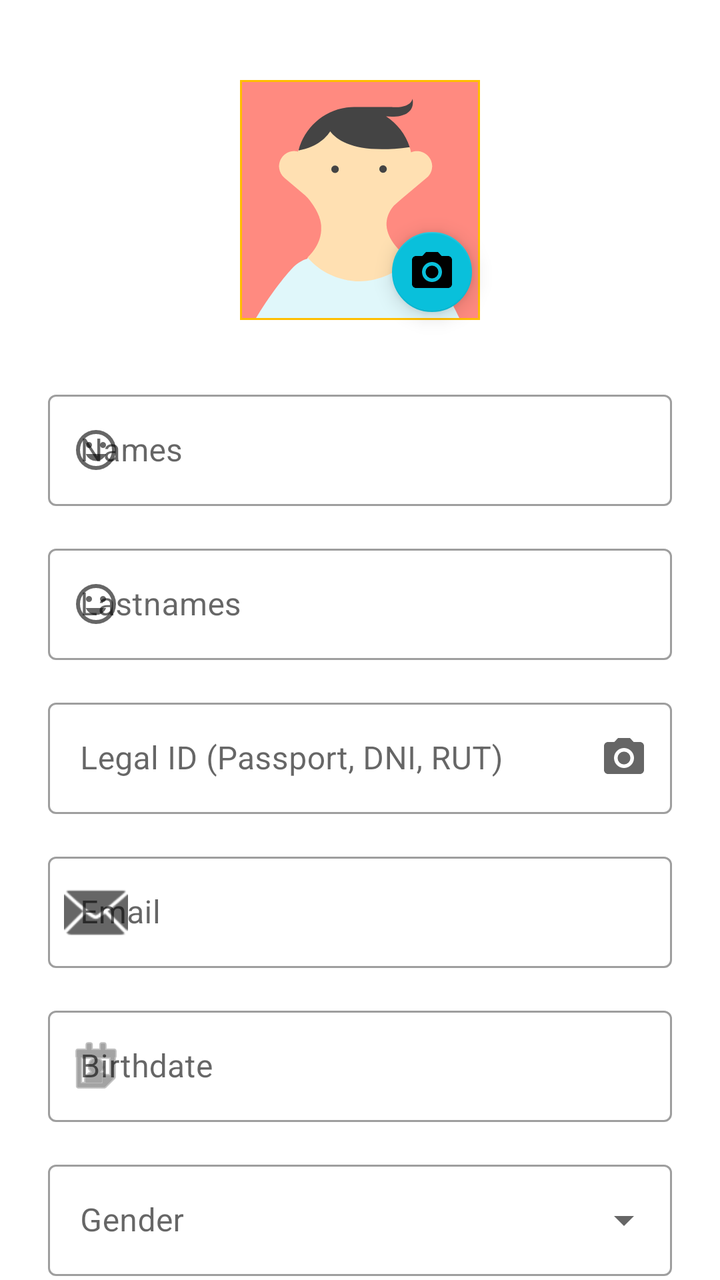
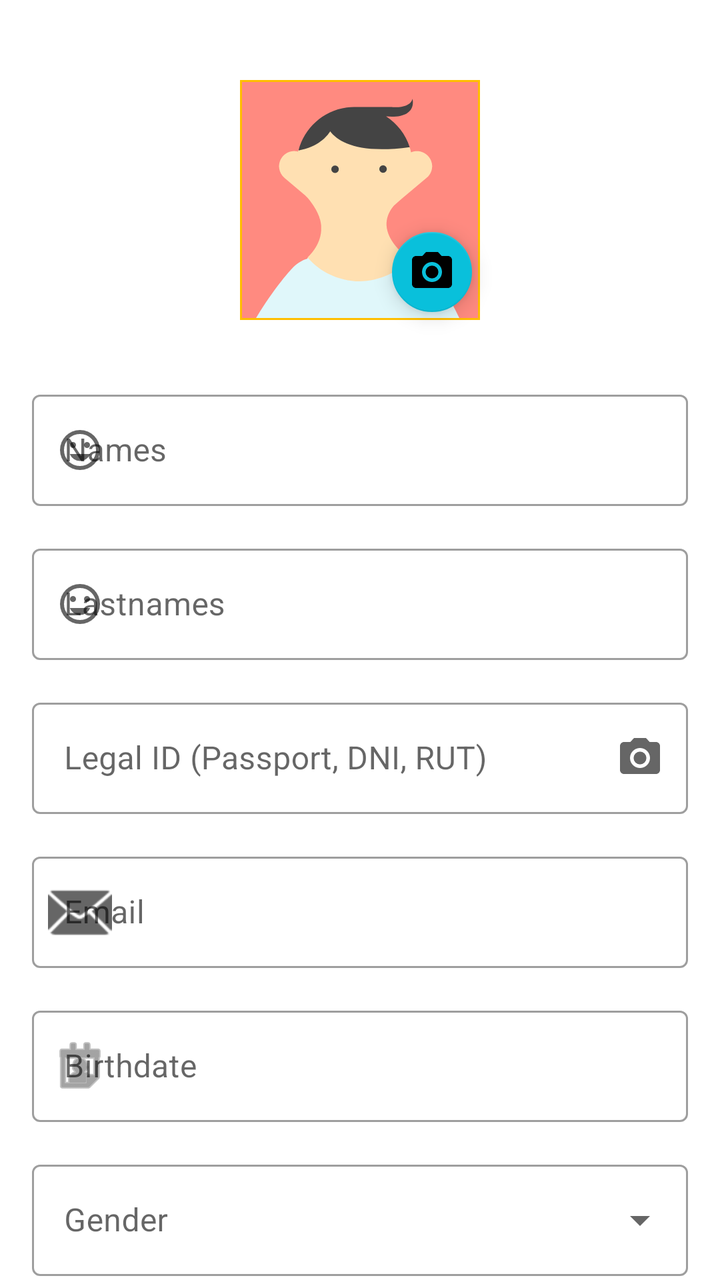

The first picture is an Android layout as it rendered before a commit; the second is the same layout after the commit. The layout source and the unified diff follow.
<!-- AndroidManifest.xml: application theme Theme.QhagoApp -->
<!-- res/layout/fragment_profile.xml -->
<?xml version="1.0" encoding="utf-8"?>
<androidx.core.widget.NestedScrollView xmlns:android="http://schemas.android.com/apk/res/android"
    xmlns:app="http://schemas.android.com/apk/res-auto"
    xmlns:tools="http://schemas.android.com/tools"
    android:layout_width="match_parent"
    android:layout_height="match_parent"
    android:fillViewport="true"
    android:background="?attr/colorSurface">

    <androidx.constraintlayout.widget.ConstraintLayout
        android:layout_width="match_parent"
        android:layout_height="wrap_content"
        android:padding="24dp">

        
        <com.google.android.material.imageview.ShapeableImageView
            android:id="@+id/iv_profile_image"
            android:layout_width="120dp"
            android:layout_height="120dp"
            android:layout_marginTop="16dp"
            android:scaleType="centerCrop"
            app:shapeAppearanceOverlay="@style/ShapeAppearance.MaterialComponents.LargeComponent"
            app:strokeColor="?attr/colorPrimary"
            app:strokeWidth="2dp"
            app:layout_constraintTop_toTopOf="parent"
            app:layout_constraintStart_toStartOf="parent"
            app:layout_constraintEnd_toEndOf="parent"
            android:src="@drawable/avatar_1"
            android:contentDescription="@string/profile_image_content_description" />

        <com.google.android.material.floatingactionbutton.FloatingActionButton
            android:id="@+id/fab_edit_image"
            android:layout_width="wrap_content"
            android:layout_height="wrap_content"
            app:fabSize="mini"
            app:srcCompat="@drawable/ic_camera_black_24dp"
            app:layout_constraintBottom_toBottomOf="@id/iv_profile_image"
            app:layout_constraintEnd_toEndOf="@id/iv_profile_image"
            android:contentDescription="@string/profile_image_content_description" />

        
        <com.google.android.material.textfield.TextInputLayout
            android:id="@+id/til_names"
            style="@style/Widget.MaterialComponents.TextInputLayout.OutlinedBox"
            android:layout_width="match_parent"
            android:layout_height="wrap_content"
            android:layout_marginTop="32dp"
            android:hint="@string/prompt_names"
            app:startIconDrawable="@drawable/ic_profile"
            app:layout_constraintTop_toBottomOf="@id/iv_profile_image">

            <com.google.android.material.textfield.TextInputEditText
                android:id="@+id/et_names"
                android:layout_width="match_parent"
                android:layout_height="wrap_content"
                android:inputType="textPersonName" />
        </com.google.android.material.textfield.TextInputLayout>

        
        <com.google.android.material.textfield.TextInputLayout
            android:id="@+id/til_lastnames"
            style="@style/Widget.MaterialComponents.TextInputLayout.OutlinedBox"
            android:layout_width="match_parent"
            android:layout_height="wrap_content"
            android:layout_marginTop="16dp"
            android:hint="@string/prompt_lastnames"
            app:startIconDrawable="@drawable/ic_profile"
            app:layout_constraintTop_toBottomOf="@id/til_names">

            <com.google.android.material.textfield.TextInputEditText
                android:id="@+id/et_lastnames"
                android:layout_width="match_parent"
                android:layout_height="wrap_content"
                android:inputType="textPersonName" />
        </com.google.android.material.textfield.TextInputLayout>

        
        <com.google.android.material.textfield.TextInputLayout
            android:id="@+id/til_legal_id"
            style="@style/Widget.MaterialComponents.TextInputLayout.OutlinedBox"
            android:layout_width="match_parent"
            android:layout_height="wrap_content"
            android:layout_marginTop="16dp"
            android:hint="@string/prompt_legal_id"
            app:endIconMode="custom"
            app:endIconDrawable="@drawable/ic_camera_black_24dp"
            app:endIconContentDescription="Scan ID"
            app:layout_constraintTop_toBottomOf="@id/til_lastnames">

            <com.google.android.material.textfield.TextInputEditText
                android:id="@+id/et_legal_id"
                android:layout_width="match_parent"
                android:layout_height="wrap_content"
                android:inputType="text" />
        </com.google.android.material.textfield.TextInputLayout>

        
        <com.google.android.material.textfield.TextInputLayout
            android:id="@+id/til_email"
            style="@style/Widget.MaterialComponents.TextInputLayout.OutlinedBox"
            android:layout_width="match_parent"
            android:layout_height="wrap_content"
            android:layout_marginTop="16dp"
            android:hint="@string/prompt_email"
            app:startIconDrawable="@android:drawable/ic_dialog_email"
            app:layout_constraintTop_toBottomOf="@id/til_legal_id">

            <com.google.android.material.textfield.TextInputEditText
                android:id="@+id/et_email"
                android:layout_width="match_parent"
                android:layout_height="wrap_content"
                android:inputType="textEmailAddress"
                android:enabled="false" />
        </com.google.android.material.textfield.TextInputLayout>

        
        <com.google.android.material.textfield.TextInputLayout
            android:id="@+id/til_birthdate"
            style="@style/Widget.MaterialComponents.TextInputLayout.OutlinedBox"
            android:layout_width="match_parent"
            android:layout_height="wrap_content"
            android:layout_marginTop="16dp"
            android:hint="@string/prompt_birthdate"
            app:startIconDrawable="@android:drawable/ic_menu_my_calendar"
            app:layout_constraintTop_toBottomOf="@id/til_email">

            <com.google.android.material.textfield.TextInputEditText
                android:id="@+id/et_birthdate"
                android:layout_width="match_parent"
                android:layout_height="wrap_content"
                android:focusable="false"
                android:inputType="none" />
        </com.google.android.material.textfield.TextInputLayout>

        
        <com.google.android.material.textfield.TextInputLayout
            android:id="@+id/til_gender"
            style="@style/Widget.MaterialComponents.TextInputLayout.OutlinedBox.ExposedDropdownMenu"
            android:layout_width="match_parent"
            android:layout_height="wrap_content"
            android:layout_marginTop="16dp"
            android:hint="@string/prompt_gender"
            app:layout_constraintTop_toBottomOf="@id/til_birthdate">

            <AutoCompleteTextView
                android:id="@+id/act_gender"
                android:layout_width="match_parent"
                android:layout_height="wrap_content"
                android:inputType="none" />
        </com.google.android.material.textfield.TextInputLayout>

        
        <com.google.android.material.button.MaterialButton
            android:id="@+id/btn_save_profile"
            android:layout_width="match_parent"
            android:layout_height="60dp"
            android:layout_marginTop="32dp"
            android:text="@string/action_save_profile"
            app:cornerRadius="12dp"
            app:layout_constraintTop_toBottomOf="@id/til_gender" />

        
        <com.google.android.material.button.MaterialButton
            android:id="@+id/btn_change_password"
            style="@style/Widget.MaterialComponents.Button.TextButton"
            android:layout_width="match_parent"
            android:layout_height="60dp"
            android:layout_marginTop="8dp"
            android:layout_marginBottom="16dp"
            android:text="@string/action_change_password"
            app:layout_constraintTop_toBottomOf="@id/btn_save_profile"
            app:layout_constraintBottom_toBottomOf="parent" />

        <ProgressBar
            android:id="@+id/pb_profile_loading"
            android:layout_width="wrap_content"
            android:layout_height="wrap_content"
            android:visibility="gone"
            app:layout_constraintTop_toTopOf="parent"
            app:layout_constraintBottom_toBottomOf="parent"
            app:layout_constraintStart_toStartOf="parent"
            app:layout_constraintEnd_toEndOf="parent" />

    </androidx.constraintlayout.widget.ConstraintLayout>

</androidx.core.widget.NestedScrollView>
<!-- resources referenced by this layout -->
<resources>
  <!-- drawable avatar_1: vector/xml drawable (drawable, 2395 chars, omitted) -->
  <!-- drawable ic_camera_black_24dp (drawable) -->
  <vector xmlns:android="http://schemas.android.com/apk/res/android"
      android:width="24dp"
      android:height="24dp"
      android:viewportWidth="24.0"
      android:viewportHeight="24.0">
      <path
          android:fillColor="#FF000000"
          android:pathData="M12,12m-3.2,0a3.2,3.2 0,1 1,6.4 0a3.2,3.2 0,1 1,-6.4 0" />
      <path
          android:fillColor="#FF000000"
          android:pathData="M9,2L7.17,4H4c-1.1,0 -2,0.9 -2,2v12c0,1.1 0.9,2 2,2h16c1.1,0 2,-0.9 2,-2V6c0,-1.1 -0.9,-2 -2,-2h-3.17L15,2H9zm3,15c-2.76,0 -5,-2.24 -5,-5s2.24,-5 5,-5 5,2.24 5,5 -2.24,5 -5,5z" />
  </vector>
  <!-- drawable ic_profile (drawable) -->
  <vector xmlns:android="http://schemas.android.com/apk/res/android" android:height="24dp" android:tint="#000000" android:viewportHeight="960" android:viewportWidth="960" android:width="24dp">
        
      <path android:fillColor="@android:color/white" android:pathData="M620,440Q645,440 662.5,422.5Q680,405 680,380Q680,355 662.5,337.5Q645,320 620,320Q595,320 577.5,337.5Q560,355 560,380Q560,405 577.5,422.5Q595,440 620,440ZM340,440Q365,440 382.5,422.5Q400,405 400,380Q400,355 382.5,337.5Q365,320 340,320Q315,320 297.5,337.5Q280,355 280,380Q280,405 297.5,422.5Q315,440 340,440ZM603.5,661.5Q659,623 684,560L276,560Q301,623 356.5,661.5Q412,700 480,700Q548,700 603.5,661.5ZM324,848.5Q251,817 197,763Q143,709 111.5,636Q80,563 80,480Q80,397 111.5,324Q143,251 197,197Q251,143 324,111.5Q397,80 480,80Q563,80 636,111.5Q709,143 763,197Q817,251 848.5,324Q880,397 880,480Q880,563 848.5,636Q817,709 763,763Q709,817 636,848.5Q563,880 480,880Q397,880 324,848.5ZM480,480Q480,480 480,480Q480,480 480,480Q480,480 480,480Q480,480 480,480Q480,480 480,480Q480,480 480,480Q480,480 480,480Q480,480 480,480ZM707,707Q800,614 800,480Q800,346 707,253Q614,160 480,160Q346,160 253,253Q160,346 160,480Q160,614 253,707Q346,800 480,800Q614,800 707,707Z"/>
      
  </vector>
  <string name="action_change_password">Change Password</string>
  <string name="action_save_profile">Save Profile</string>
  <string name="profile_image_content_description">Profile Picture</string>
  <string name="prompt_birthdate">Birthdate</string>
  <string name="prompt_email">Email</string>
  <string name="prompt_gender">Gender</string>
  <string name="prompt_lastnames">Lastnames</string>
  <string name="prompt_legal_id">Legal ID (Passport, DNI, RUT)</string>
  <string name="prompt_names">Names</string>
  <style name="Theme.QhagoApp" parent="Theme.MaterialComponents.DayNight.DarkActionBar">
          
          <item name="colorPrimary">@color/purple_500</item>
          <item name="colorPrimaryVariant">@color/purple_700</item>
          <item name="colorOnPrimary">@color/white</item>
          
          <item name="colorSecondary">@color/teal_200</item>
          <item name="colorSecondaryVariant">@color/teal_700</item>
          <item name="colorOnSecondary">@color/black</item>
          
          <item name="android:statusBarColor">?attr/colorPrimaryVariant</item>
          
      </style>
  <color name="purple_500">#FFBE00</color>
  <color name="purple_700">#FF9700</color>
  <color name="white">#FFFFFFFF</color>
  <color name="teal_200">#09C0DB</color>
  <color name="teal_700">#007F95</color>
  <color name="black">#FF000000</color>
</resources>

<!-- the commit's change to res/layout/fragment_profile.xml (unified diff, before → after) -->
@@ -10,7 +10,8 @@
     <androidx.constraintlayout.widget.ConstraintLayout
         android:layout_width="match_parent"
         android:layout_height="wrap_content"
-        android:padding="24dp">
+        android:paddingHorizontal="@dimen/fragment_horizontal_margin"
+        android:paddingVertical="24dp">
 
         
         <com.google.android.material.imageview.ShapeableImageView
<!-- resource entries referenced after the edit -->
@@ -1,5 +1,6 @@
 <!-- resources referenced by this layout -->
 <resources>
+  <dimen name="fragment_horizontal_margin">16dp</dimen>
   <!-- drawable avatar_1: vector/xml drawable (drawable, 2395 chars, omitted) -->
   <!-- drawable ic_camera_black_24dp (drawable) -->
   <vector xmlns:android="http://schemas.android.com/apk/res/android"
